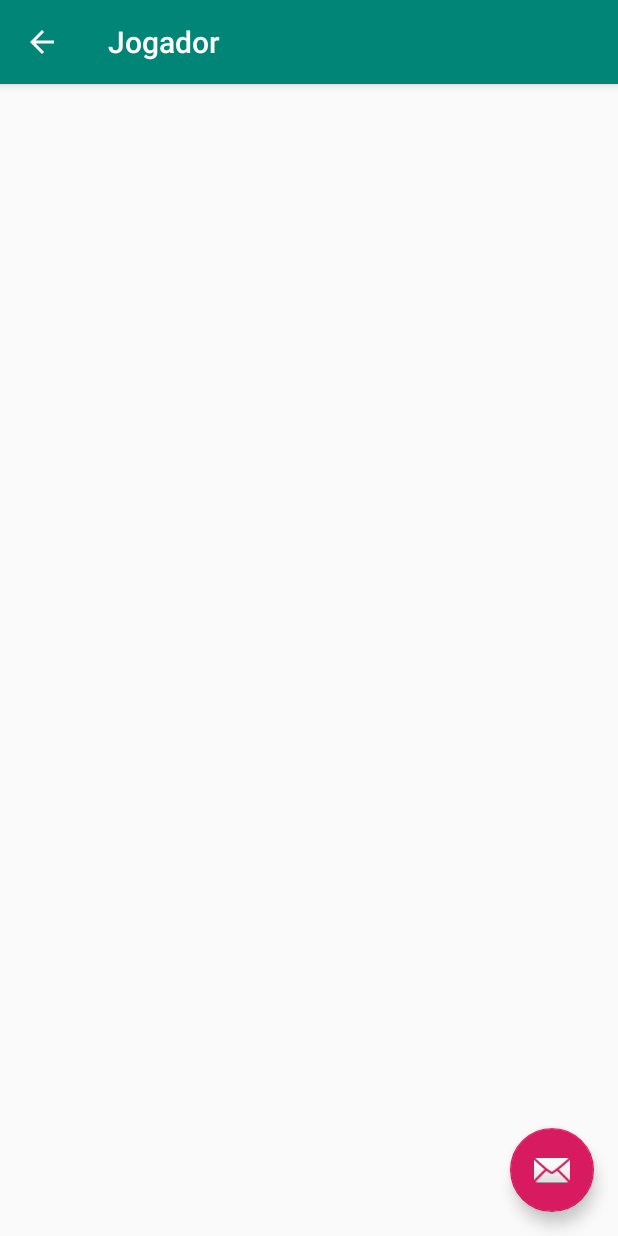
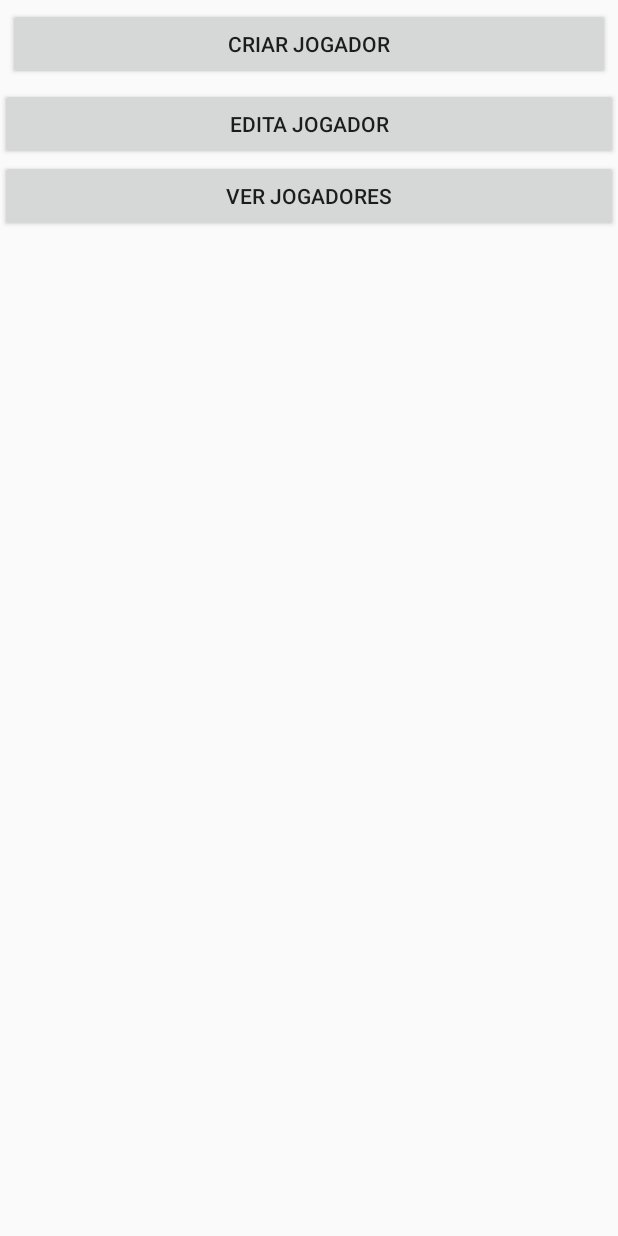
Before and after one commit to leonelr9/GestorEventosAirsoft, an Android app: the Jogador screen opened directly, with no data from a screen before it, on a phone screen of 412 x 824 dp. Run offline under Robolectric (Android 15) with nearby library versions, the phone set to English and light mode, and no system bars; 2 statements that could not run were skipped.

Commit message:
Colocação de botoes na nova atividade

```diff
--- a/app/src/main/res/layout/activity_jogador.xml
+++ b/app/src/main/res/layout/activity_jogador.xml
@@ -1,33 +1,27 @@
 <?xml version="1.0" encoding="utf-8"?>
-<android.support.design.widget.CoordinatorLayout xmlns:android="http://schemas.android.com/apk/res/android"
-    xmlns:app="http://schemas.android.com/apk/res-auto"
+<LinearLayout xmlns:android="http://schemas.android.com/apk/res/android"
     xmlns:tools="http://schemas.android.com/tools"
     android:layout_width="match_parent"
     android:layout_height="match_parent"
-    tools:context=".Jogador">
+    tools:context=".Jogador"
+    android:orientation="vertical">
 
-    <android.support.design.widget.AppBarLayout
+    <Button
+        android:id="@+id/buttonCriaJogador"
         android:layout_width="match_parent"
         android:layout_height="wrap_content"
-        android:theme="@style/AppTheme.AppBarOverlay">
+        android:layout_margin="5dp"
+        android:text="@string/criar_jogador" />
 
-        <android.support.v7.widget.Toolbar
-            android:id="@+id/toolbar"
-            android:layout_width="match_parent"
-            android:layout_height="?attr/actionBarSize"
-            android:background="?attr/colorPrimary"
-            app:popupTheme="@style/AppTheme.PopupOverlay" />
+    <Button
+        android:id="@+id/buttonEditaJogador"
+        android:layout_width="match_parent"
+        android:layout_height="wrap_content"
+        android:text="@string/edita_jogador" />
 
-    </android.support.design.widget.AppBarLayout>
-
-    <include layout="@layout/content_jogador" />
-
-    <android.support.design.widget.FloatingActionButton
-        android:id="@+id/fab"
-        android:layout_width="wrap_content"
+    <Button
+        android:id="@+id/buttonVerJogadores"
+        android:layout_width="match_parent"
         android:layout_height="wrap_content"
-        android:layout_gravity="bottom|end"
-        android:layout_margin="@dimen/fab_margin"
-        app:srcCompat="@android:drawable/ic_dialog_email" />
-
-</android.support.design.widget.CoordinatorLayout>
+        android:text="@string/ver_jogadores" />
+</LinearLayout>
--- a/app/src/main/res/values/strings.xml
+++ b/app/src/main/res/values/strings.xml
@@ -4,4 +4,7 @@
     <string name="armas">Armas</string>
     <string name="eventos">Eventos</string>
     <string name="title_activity_jogador">Jogador</string>
+    <string name="criar_jogador">Criar Jogador</string>
+    <string name="ver_jogadores">Ver Jogadores</string>
+    <string name="edita_jogador">Edita Jogador</string>
 </resources>
```
